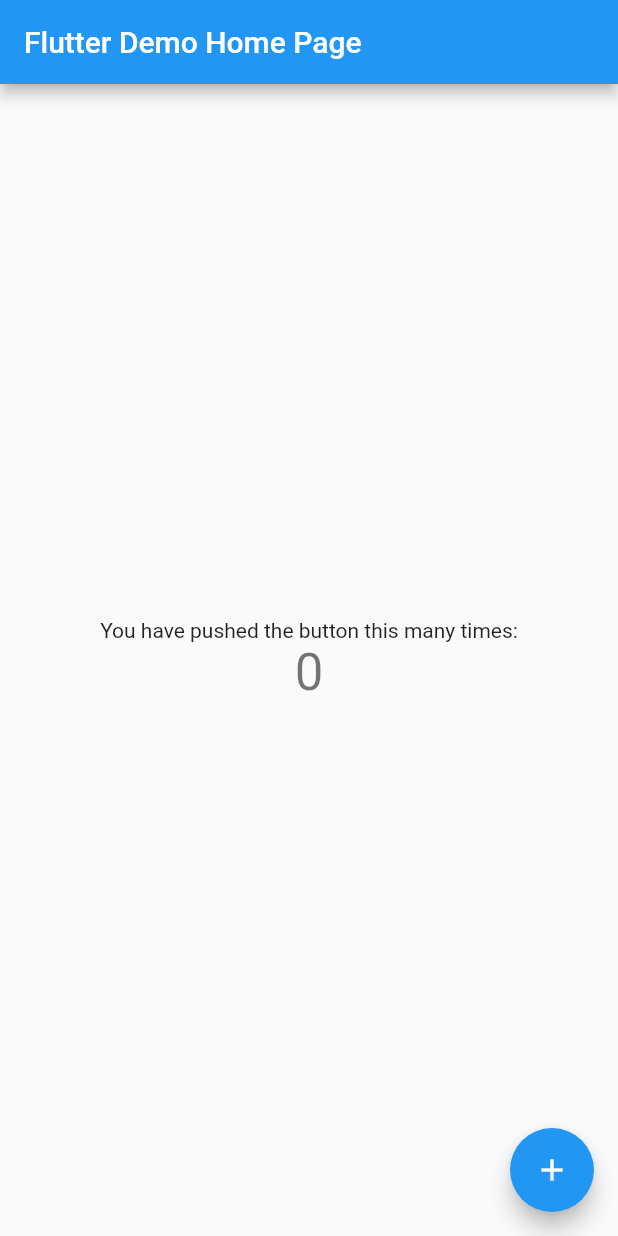
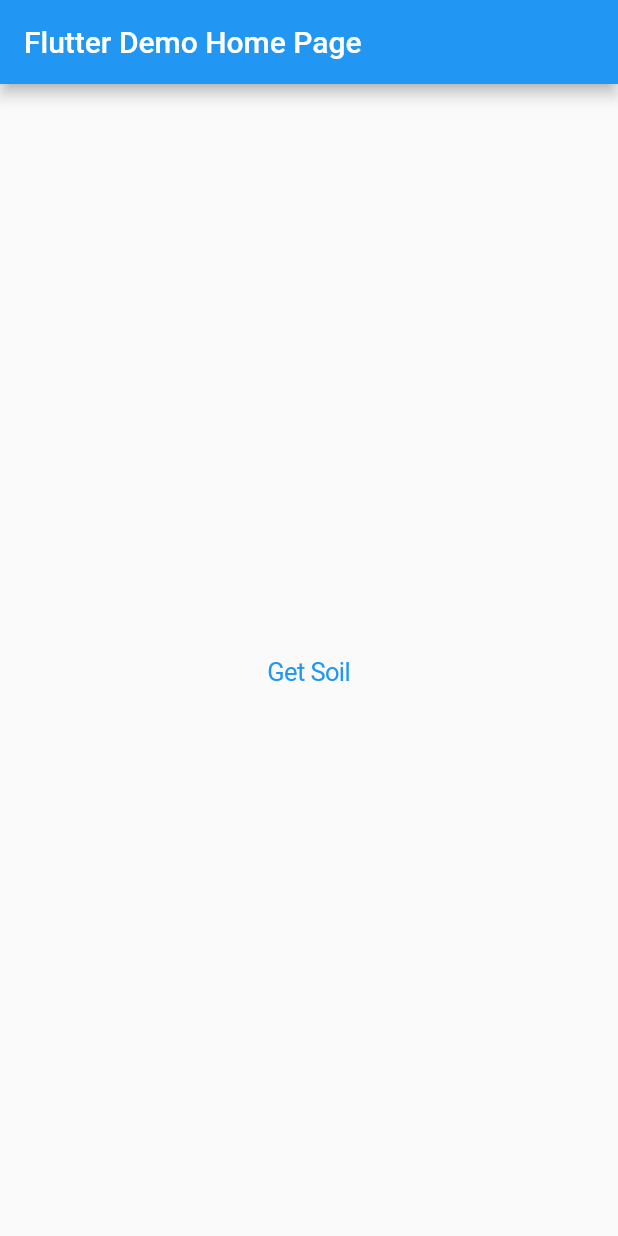
Before and after one commit to blockbyte-sbhack19/frontend, a Flutter app: the screen it shows after launch, on a phone screen of 412 x 824 dp. Run offline on Flutter 3.47's test engine with Material 2 defaults, Android fonts, the phone set to English and light mode, and no system bars.

Commit message:
get soil from api

```diff
--- /dev/null
+++ b/blockbyte/lib/helper/api.dart
@@ -0,0 +1,18 @@
+import 'package:http/http.dart' as http;
+
+class Api {
+
+  factory Api() => _instance;
+  static final Api _instance = new Api._internal();
+  Api._internal();
+
+  final _url = "https://virtserver.swaggerhub.com/Blockbyte/issueSoil/1.0.0";
+
+  Future<http.Response> getSoil() async {
+    return await _getResponse("soil");
+  }
+
+  Future<http.Response> _getResponse(String resource) async {
+    return await http.get("$_url/$resource");
+  }
+}
--- a/blockbyte/lib/main.dart
+++ b/blockbyte/lib/main.dart
@@ -1,23 +1,15 @@
+import 'package:flutter/cupertino.dart';
 import 'package:flutter/material.dart';
+import 'helper/api.dart';
 
 void main() => runApp(MyApp());
 
 class MyApp extends StatelessWidget {
-  // This widget is the root of your application.
   @override
   Widget build(BuildContext context) {
     return MaterialApp(
       title: 'Flutter Demo',
       theme: ThemeData(
-        // This is the theme of your application.
-        //
-        // Try running your application with "flutter run". You'll see the
-        // application has a blue toolbar. Then, without quitting the app, try
-        // changing the primarySwatch below to Colors.green and then invoke
-        // "hot reload" (press "r" in the console where you ran "flutter run",
-        // or simply save your changes to "hot reload" in a Flutter IDE).
-        // Notice that the counter didn't reset back to zero; the application
-        // is not restarted.
         primarySwatch: Colors.blue,
       ),
       home: MyHomePage(title: 'Flutter Demo Home Page'),
@@ -28,15 +20,6 @@ class MyApp extends StatelessWidget {
 class MyHomePage extends StatefulWidget {
   MyHomePage({Key key, this.title}) : super(key: key);
 
-  // This widget is the home page of your application. It is stateful, meaning
-  // that it has a State object (defined below) that contains fields that affect
-  // how it looks.
-
-  // This class is the configuration for the state. It holds the values (in this
-  // case the title) provided by the parent (in this case the App widget) and
-  // used by the build method of the State. Fields in a Widget subclass are
-  // always marked "final".
-
   final String title;
 
   @override
@@ -44,68 +27,35 @@ class MyHomePage extends StatefulWidget {
 }
 
 class _MyHomePageState extends State<MyHomePage> {
-  int _counter = 0;
-
-  void _incrementCounter() {
-    setState(() {
-      // This call to setState tells the Flutter framework that something has
-      // changed in this State, which causes it to rerun the build method below
-      // so that the display can reflect the updated values. If we changed
-      // _counter without calling setState(), then the build method would not be
-      // called again, and so nothing would appear to happen.
-      _counter++;
-    });
-  }
+  String _body = "";
 
   @override
   Widget build(BuildContext context) {
-    // This method is rerun every time setState is called, for instance as done
-    // by the _incrementCounter method above.
-    //
-    // The Flutter framework has been optimized to make rerunning build methods
-    // fast, so that you can just rebuild anything that needs updating rather
-    // than having to individually change instances of widgets.
     return Scaffold(
       appBar: AppBar(
-        // Here we take the value from the MyHomePage object that was created by
-        // the App.build method, and use it to set our appbar title.
         title: Text(widget.title),
       ),
       body: Center(
-        // Center is a layout widget. It takes a single child and positions it
-        // in the middle of the parent.
         child: Column(
-          // Column is also layout widget. It takes a list of children and
-          // arranges them vertically. By default, it sizes itself to fit its
-          // children horizontally, and tries to be as tall as its parent.
-          //
-          // Invoke "debug painting" (press "p" in the console, choose the
-          // "Toggle Debug Paint" action from the Flutter Inspector in Android
-          // Studio, or the "Toggle Debug Paint" command in Visual Studio Code)
-          // to see the wireframe for each widget.
-          //
-          // Column has various properties to control how it sizes itself and
-          // how it positions its children. Here we use mainAxisAlignment to
-          // center the children vertically; the main axis here is the vertical
-          // axis because Columns are vertical (the cross axis would be
-          // horizontal).
           mainAxisAlignment: MainAxisAlignment.center,
           children: <Widget>[
             Text(
-              'You have pushed the button this many times:',
+              _body,
             ),
-            Text(
-              '$_counter',
-              style: Theme.of(context).textTheme.display1,
+            CupertinoButton(
+              onPressed: _getSoil,
+              child: Text("Get Soil"),
             ),
           ],
         ),
       ),
-      floatingActionButton: FloatingActionButton(
-        onPressed: _incrementCounter,
-        tooltip: 'Increment',
-        child: Icon(Icons.add),
-      ), // This trailing comma makes auto-formatting nicer for build methods.
     );
   }
+
+  void _getSoil() async {
+    final response = await Api().getSoil();
+    setState(() {
+      _body = response.body;
+    });
+  }
 }
--- a/blockbyte/pubspec.yaml
+++ b/blockbyte/pubspec.yaml
@@ -23,6 +23,8 @@ dependencies:
   # The following adds the Cupertino Icons font to your application.
   # Use with the CupertinoIcons class for iOS style icons.
   cupertino_icons: ^0.1.2
+
+  http: ^0.12.0+2
 
 dev_dependencies:
   flutter_test:
```
